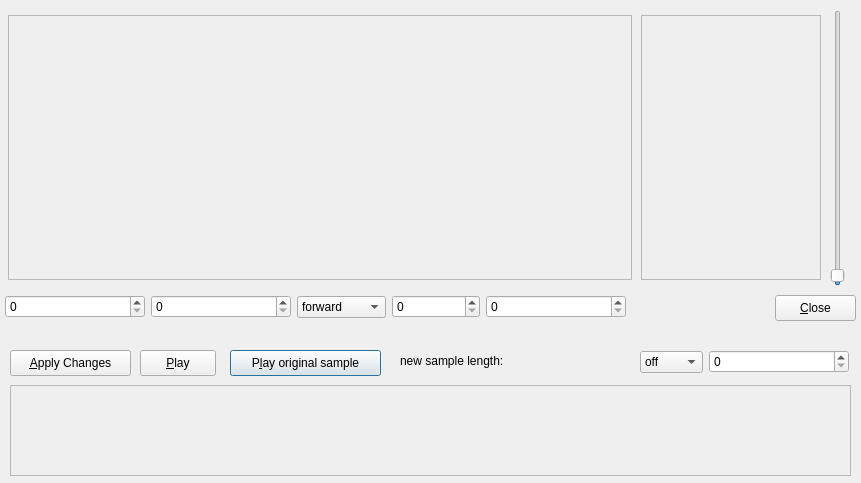
Qt form gui/src/SampleEditor/SampleEditor_UI.ui (hydrogen-music/hydrogen) before a commit.
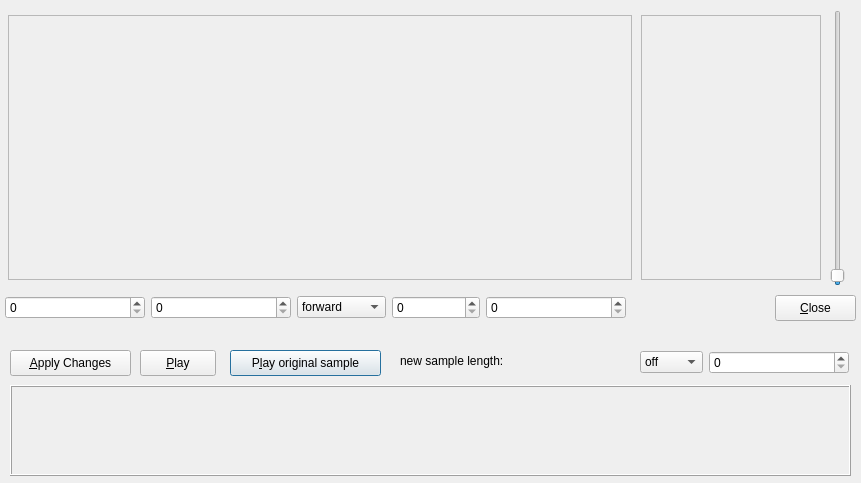
The same form after that commit.

The edit to the form file:
```diff
--- a/gui/src/SampleEditor/SampleEditor_UI.ui
+++ b/gui/src/SampleEditor/SampleEditor_UI.ui
@@ -25,7 +25,7 @@
     <cursorShape>SplitHCursor</cursorShape>
    </property>
    <property name="frameShape" >
-    <enum>QFrame::StyledPanel</enum>
+    <enum>QFrame::Box</enum>
    </property>
    <property name="frameShadow" >
     <enum>QFrame::Raised</enum>
@@ -76,7 +76,7 @@
      <x>5</x>
      <y>295</y>
      <width>621</width>
-     <height>24</height>
+     <height>25</height>
     </rect>
    </property>
    <layout class="QHBoxLayout" name="horizontalLayout" >
@@ -278,7 +278,7 @@
      <x>640</x>
      <y>350</y>
      <width>209</width>
-     <height>24</height>
+     <height>25</height>
     </rect>
    </property>
    <layout class="QHBoxLayout" name="horizontalLayout_3" >
```
Left out of the diff: 2 changed lines with no effect on the pictures.
